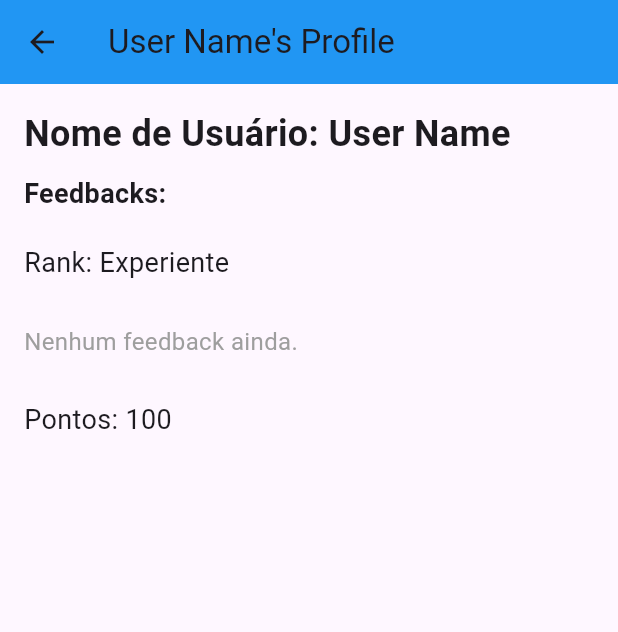
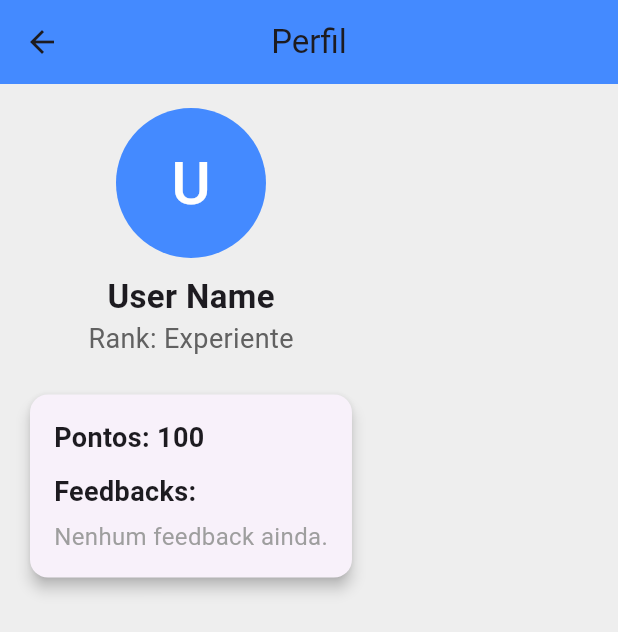
Before and after one commit to goncalooliveira1/PAP, a Flutter app: the ProfilePage screen opened directly, on a phone screen of 412 x 824 dp. Shown: the top 632 px of the screen. Run offline on Flutter 3.47's test engine with Material 3 defaults, Android fonts, the phone set to English and light mode, and no system bars; our stand-ins replace flutter_map, latlong2, shared_preferences; accounts and stored records are empty.

Commit message:
Sumário
Mapa completo;
A situacao dos comentários vou alterar para fy e vai ser um feed;
settings tá top;
profile falta colocar no centro em cima;

```diff
--- /dev/null
+++ b/airtraveller/devtools_options.yaml
@@ -0,0 +1,3 @@
+description: This file stores settings for Dart & Flutter DevTools.
+documentation: https://docs.flutter.dev/tools/devtools/extensions#configure-extension-enablement-states
+extensions:
--- a/airtraveller/lib/pages/mappage.dart
+++ b/airtraveller/lib/pages/mappage.dart
@@ -24,7 +24,7 @@ class MapScreen extends StatelessWidget {
   @override
   Widget build(BuildContext context) {
     return Scaffold(
-      appBar: AppBar(title: const Text("Mapa Leaflet no Flutter")),
+      appBar: AppBar(title: const Text("Mapa")),
       body: FlutterMap(
         mapController: MapController(),
         options: const MapOptions(
--- a/airtraveller/lib/pages/profile.dart
+++ b/airtraveller/lib/pages/profile.dart
@@ -5,11 +5,12 @@ class ProfilePage extends StatelessWidget {
   final int totalPoints;
   final List<String> feedbacks;
 
-  ProfilePage({
+  const ProfilePage({
+    Key? key,
     required this.userName,
     required this.totalPoints,
     required this.feedbacks,
-  });
+  }) : super(key: key);
 
   String _getUserRank() {
     if (totalPoints < 50) {
@@ -24,79 +25,82 @@ class ProfilePage extends StatelessWidget {
   @override
   Widget build(BuildContext context) {
     return Scaffold(
+      backgroundColor: Colors.grey[200],
       appBar: AppBar(
-        title: Text('$userName\'s Profile'),
-        backgroundColor: Colors.blue,
+        title: Text("Perfil"),
+        backgroundColor: Colors.blueAccent,
+        centerTitle: true,
       ),
       body: Padding(
         padding: const EdgeInsets.all(16.0),
-        child: ListView(
+        child: Column(
+          mainAxisAlignment:
+              MainAxisAlignment.start, // Mantém os elementos no topo
+          crossAxisAlignment:
+              CrossAxisAlignment.center, // Centraliza horizontalmente
           children: [
-            _buildUserInfo(),
+            CircleAvatar(
+              radius: 50,
+              backgroundColor: Colors.blueAccent,
+              child: Text(
+                userName[0],
+                style: TextStyle(fontSize: 40, color: Colors.white),
+              ),
+            ),
+            SizedBox(height: 10),
+            Text(
+              userName,
+              style: TextStyle(fontSize: 22, fontWeight: FontWeight.bold),
+            ),
+            Text(
+              "Rank: ${_getUserRank()}",
+              style: TextStyle(fontSize: 18, color: Colors.grey[700]),
+            ),
             SizedBox(height: 20),
-            _buildUserRank(),
-            SizedBox(height: 20),
-            _buildUserFeedbacks(),
-            SizedBox(height: 20),
-            _buildUserPoints(),
+            Card(
+              shape: RoundedRectangleBorder(
+                borderRadius: BorderRadius.circular(12),
+              ),
+              elevation: 4,
+              child: Padding(
+                padding: const EdgeInsets.all(16.0),
+                child: Column(
+                  crossAxisAlignment: CrossAxisAlignment.start,
+                  children: [
+                    Text(
+                      "Pontos: $totalPoints",
+                      style: TextStyle(
+                        fontSize: 18,
+                        fontWeight: FontWeight.bold,
+                      ),
+                    ),
+                    SizedBox(height: 10),
+                    Text(
+                      "Feedbacks:",
+                      style: TextStyle(
+                        fontSize: 18,
+                        fontWeight: FontWeight.bold,
+                      ),
+                    ),
+                    SizedBox(height: 5),
+                    ...feedbacks.map(
+                      (feedback) => ListTile(
+                        leading: Icon(Icons.feedback, color: Colors.blue),
+                        title: Text(feedback, style: TextStyle(fontSize: 16)),
+                      ),
+                    ),
+                    if (feedbacks.isEmpty)
+                      Text(
+                        "Nenhum feedback ainda.",
+                        style: TextStyle(fontSize: 16, color: Colors.grey),
+                      ),
+                  ],
+                ),
+              ),
+            ),
           ],
         ),
       ),
     );
   }
-
-  Widget _buildUserInfo() {
-    return Column(
-      crossAxisAlignment: CrossAxisAlignment.start,
-      children: [
-        Text(
-          'Nome de Usuário: $userName',
-          style: TextStyle(fontSize: 24, fontWeight: FontWeight.bold),
-        ),
-        SizedBox(height: 10),
-        Text(
-          'Feedbacks:',
-          style: TextStyle(fontSize: 18, fontWeight: FontWeight.bold),
-        ),
-      ],
-    );
-  }
-
-  Widget _buildUserRank() {
-    return Column(
-      crossAxisAlignment: CrossAxisAlignment.start,
-      children: [
-        Text('Rank: ${_getUserRank()}', style: TextStyle(fontSize: 18)),
-      ],
-    );
-  }
-
-  Widget _buildUserFeedbacks() {
-    return Column(
-      crossAxisAlignment: CrossAxisAlignment.start,
-      children: [
-        ...feedbacks.map((feedback) {
-          return Padding(
-            padding: const EdgeInsets.symmetric(vertical: 4.0),
-            child: Text('- $feedback', style: TextStyle(fontSize: 16)),
-          );
-        }).toList(),
-        if (feedbacks.isEmpty)
-          Padding(
-            padding: const EdgeInsets.symmetric(vertical: 8.0),
-            child: Text(
-              'Nenhum feedback ainda.',
-              style: TextStyle(fontSize: 16, color: Colors.grey),
-            ),
-          ),
-      ],
-    );
-  }
-
-  Widget _buildUserPoints() {
-    return Column(
-      crossAxisAlignment: CrossAxisAlignment.start,
-      children: [Text('Pontos: $totalPoints', style: TextStyle(fontSize: 18))],
-    );
-  }
 }
--- a/airtraveller/pubspec.yaml
+++ b/airtraveller/pubspec.yaml
@@ -30,9 +30,7 @@ environment:
 dependencies:
   flutter:
     sdk: flutter
-  get: ^4.6.1
-  firebase_core: ^1.10.0
-  cloud_firestore: ^3.1.7
+  get:
   intl: ^0.17.0
   shared_preferences: ^2.0.8
   webview_flutter: ^4.0.0
```
Also changed, not shown: airtraveller/lib/pages/CommentsPage.dart (+21 -11 lines), airtraveller/lib/pages/mainpage.dart (+33 -37 lines), airtraveller/lib/pages/settings.dart (+106 -32 lines), airtraveller/pubspec.lock, 1 other file.
